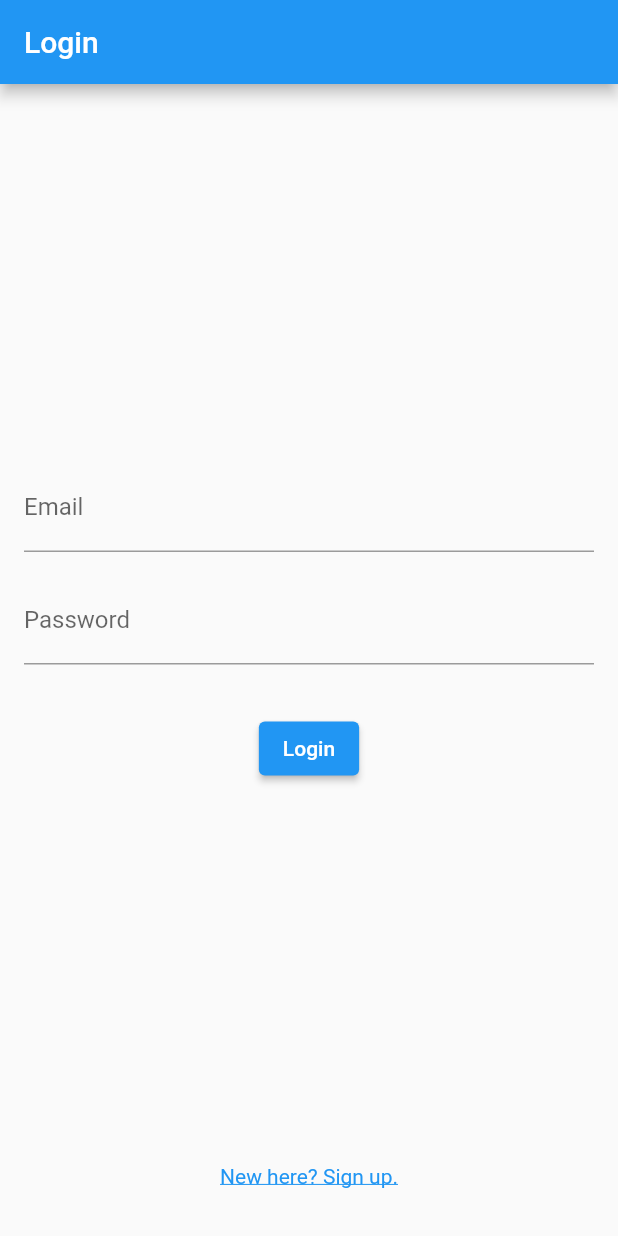
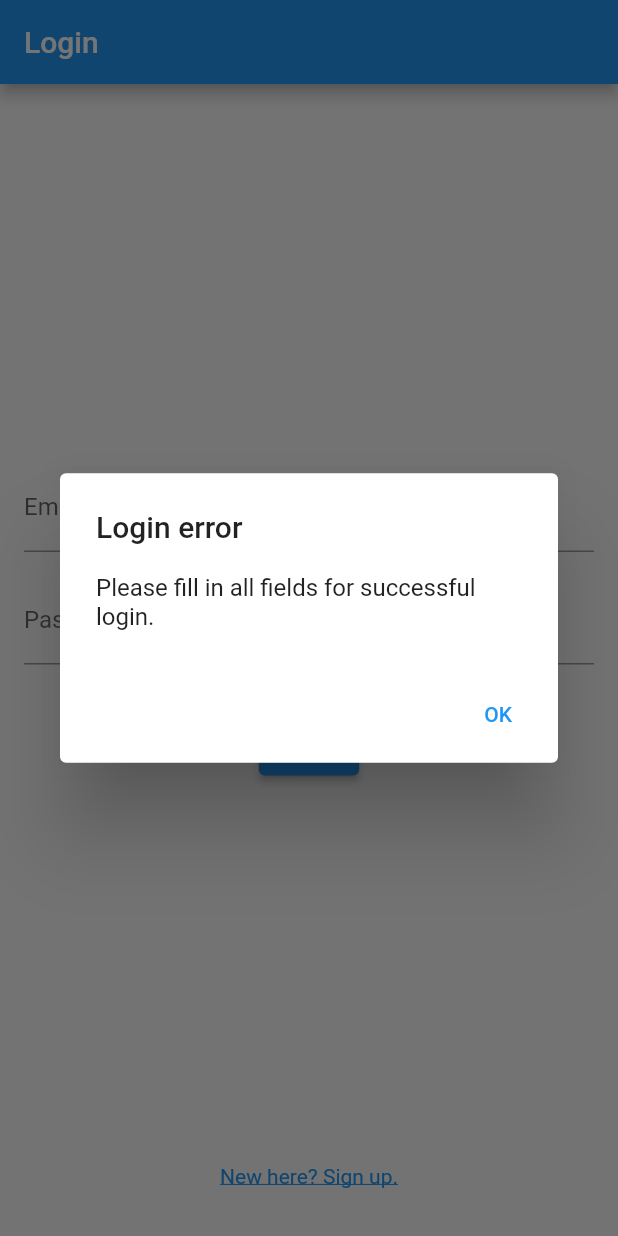
Before and after one commit to mykhailovidlyvanyi/justifier, a Flutter app: the screen it shows after launch, after a tap on "Login", on a phone screen of 412 x 824 dp. Run offline on Flutter 3.47's test engine with Material 2 defaults, Android fonts, the phone set to English and light mode, and no system bars; our stand-ins replace cloud_firestore, firebase_auth, firebase_core, sqflite; accounts and stored records are empty.

Commit message:
Login errors handled: - empty email input field(s) - invalid email - disabled user - user not found - wrong password - too-many-requests - operation-not-allowed Also, some registration error texts were changed

```diff
--- a/lib/screens/login_screen.dart
+++ b/lib/screens/login_screen.dart
@@ -37,6 +37,11 @@ class _LoginScreenState extends State<LoginScreen> {
     String email = _emailController.text.trim();
     String password = _passwordController.text.trim();
 
+    if (email.isEmpty || password.isEmpty) {
+      showErrorMessage(context, 'Login error', 'Please fill in all fields for successful login.');
+      return;
+    }
+
     try {
       UserCredential userCredential = await _auth.signInWithEmailAndPassword(
         email: email,
@@ -48,10 +53,36 @@ class _LoginScreenState extends State<LoginScreen> {
       // Ваш код після успішного входу
       navigateToHomeScreen(context);
     } catch (e) {
-      // Помилка входу, обробіть відповідно
-      print('Помилка входу: $e');
-      // Обробка помилки входу
+      handleLoginError(context, e);
     }
+  }
+
+  void handleLoginError(BuildContext context, dynamic error) {
+    String errorMessage = 'Login error';
+
+    switch (error.code) {
+      case 'invalid-email':
+        errorMessage = 'Invalid email address.';
+        break;
+      case 'user-disabled':
+        errorMessage = 'Your account has been disabled.';
+        break;
+      case 'user-not-found':
+        errorMessage = 'Email and password combination not found.';
+        break;
+      case 'wrong-password':
+        errorMessage = 'Email and password combination not found.';
+        break;
+      case 'too-many-requests':
+        errorMessage = 'Too many unsuccessful login attempts. Please try again later.';
+        break;
+      case 'operation-not-allowed':
+        errorMessage = 'Login operation is not allowed.';
+        break;
+    }
+
+    showErrorMessage(context, 'Login error', errorMessage);
+    print('Login error: $error');
   }
 
   void navigateToHomeScreen(BuildContext context) {
@@ -71,6 +102,26 @@ class _LoginScreenState extends State<LoginScreen> {
           return child;
         },
       ),
+    );
+  }
+
+  void showErrorMessage(BuildContext context, String title, String message) {
+    showDialog(
+      context: context,
+      builder: (BuildContext context) {
+        return AlertDialog(
+          title: Text(title),
+          content: Text(message),
+          actions: <Widget>[
+            TextButton(
+              child: Text('OK'),
+              onPressed: () {
+                Navigator.of(context).pop();
+              },
+            ),
+          ],
+        );
+      },
     );
   }
 
--- a/lib/screens/registration_screen.dart
+++ b/lib/screens/registration_screen.dart
@@ -90,13 +90,13 @@ class _RegistrationScreenState extends State<RegistrationScreen> {
   void handleRegistrationError(BuildContext context, dynamic error) {
     if (error is FirebaseAuthException) {
       if (error.code == 'email-already-in-use') {
-        print('Помилка реєстрації: Користувач з таким імейлом вже існує');
+        print('Registration Error: User with this email already exists.');
         showErrorMessage(context, 'Registration Error', 'User with this email already exists.');
       } else if (error.code == 'weak-password') {
-        print('Помилка реєстрації: Використаний непідходящий пароль');
+        print('Registration Error: Invalid password used.');
         showErrorMessage(context, 'Registration Error', 'Invalid password. Please choose a stronger password.');
       } else if (error.code == 'invalid-email') {
-        print('Помилка реєстрації: Введений неправильний формат електронної пошти');
+        print('Invalid email address.');
         showErrorMessage(context, 'Registration Error', 'Invalid email format. Please enter a valid email address.');
       } else {
         print('Помилка реєстрації: $error');
```
